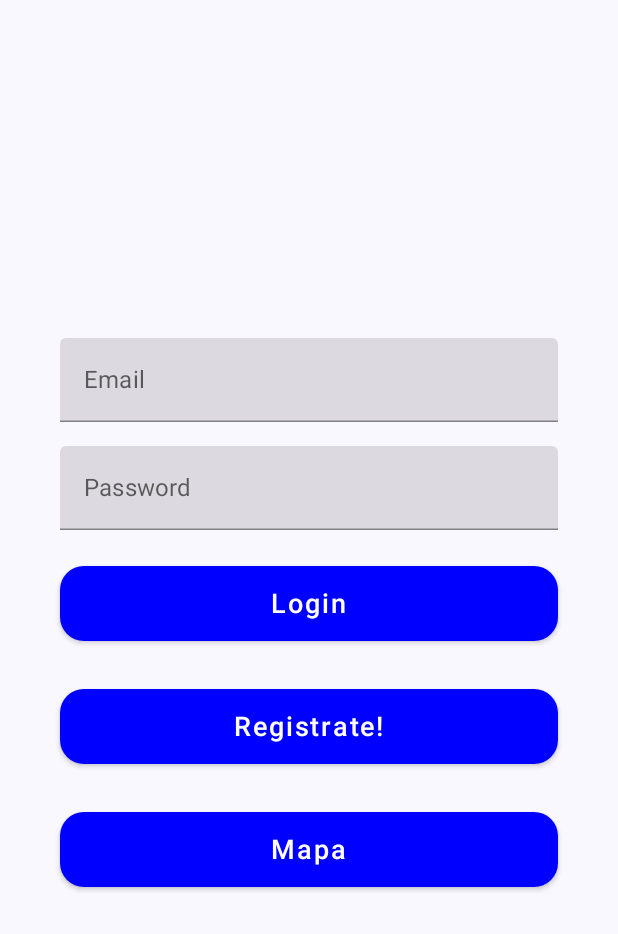
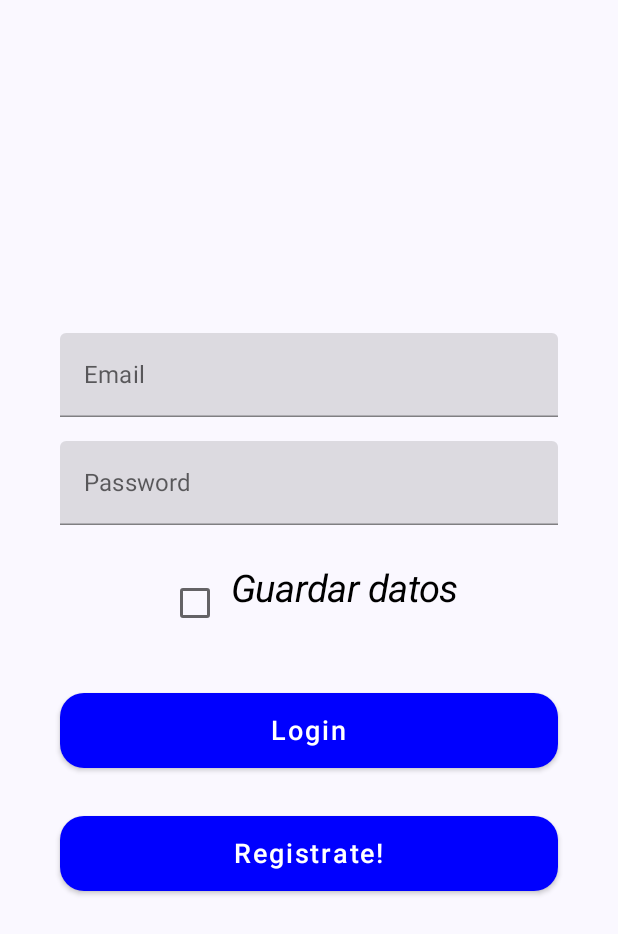
Before and after one commit to marcSantolayaSanchez/MapApp, an Android app built with Jetpack Compose: the screen it shows after launch (MainActivity), after a tap on "Login", on a phone screen of 412 x 824 dp. Shown: the top 934 px of the screen. Run offline under Robolectric (Android 15) with nearby library versions, the phone set to English and light mode, and no system bars; our stand-ins replace Firebase (no records; nobody signed in at launch, a user with empty details on screens opened directly), livedata-compose.

Commit message:
HOAL QUR TAK

```diff
--- a/app/src/main/java/Model/UserPrefs.kt
+++ b/app/src/main/java/Model/UserPrefs.kt
@@ -3,6 +3,7 @@ package Model
 import android.content.Context
 import androidx.datastore.core.DataStore
 import androidx.datastore.preferences.core.Preferences
+import androidx.datastore.preferences.core.edit
 import androidx.datastore.preferences.core.stringPreferencesKey
 import androidx.datastore.preferences.preferencesDataStore
 import kotlinx.coroutines.flow.Flow
@@ -13,6 +14,7 @@ class UserPrefs(private val context : Context) {
         private val Context.dataStore: DataStore<Preferences> by preferencesDataStore(name = "user_prefs")
         val STORE_USERNAME = stringPreferencesKey("store_username")
         val STORE_USERPASS = stringPreferencesKey("store_userpass")
+        val STORE_ENTRA = stringPreferencesKey("false")
     }
 
 
@@ -21,7 +23,16 @@ class UserPrefs(private val context : Context) {
         listOf(
             prefs[STORE_USERNAME] ?: "",
             prefs[STORE_USERPASS] ?: "",
+            prefs[STORE_ENTRA] ?: "",
         )
+    }
 
+    suspend fun saveUserData(username : String, userpass: String, entra : String){
+        context.dataStore.edit {prefs ->
+            prefs[STORE_USERNAME] = username
+            prefs[STORE_USERPASS] = userpass
+            prefs[STORE_ENTRA] = entra
+
+        }
     }
 }
--- a/app/src/main/java/com/example/mapsapp/View/LoginScreen.kt
+++ b/app/src/main/java/com/example/mapsapp/View/LoginScreen.kt
@@ -1,8 +1,10 @@
 package com.example.mapsapp.View
 
 import Model.UserPrefs
+import android.annotation.SuppressLint
 import androidx.compose.foundation.layout.Arrangement
 import androidx.compose.foundation.layout.Column
+import androidx.compose.foundation.layout.Row
 import androidx.compose.foundation.layout.fillMaxSize
 import androidx.compose.foundation.layout.fillMaxWidth
 import androidx.compose.foundation.layout.height
@@ -10,6 +12,7 @@ import androidx.compose.foundation.layout.padding
 import androidx.compose.foundation.shape.RoundedCornerShape
 import androidx.compose.material.Button
 import androidx.compose.material.ButtonDefaults
+import androidx.compose.material.Checkbox
 import androidx.compose.material.Text
 import androidx.compose.material.TextField
 import androidx.compose.runtime.Composable
@@ -23,29 +26,41 @@ import androidx.compose.ui.Alignment
 import androidx.compose.ui.Modifier
 import androidx.compose.ui.graphics.Color
 import androidx.compose.ui.platform.LocalContext
+import androidx.compose.ui.text.TextStyle
+import androidx.compose.ui.text.font.FontStyle
 import androidx.compose.ui.text.input.PasswordVisualTransformation
 import androidx.compose.ui.unit.dp
 import androidx.compose.ui.unit.sp
 import androidx.navigation.NavController
 import com.example.mapsapp.Navigation.Routes
 import com.example.mapsapp.viewModel.MapAppViewModel
+import kotlinx.coroutines.CoroutineScope
+import kotlinx.coroutines.Dispatchers
+import kotlinx.coroutines.launch
 
+@SuppressLint("CoroutineCreationDuringComposition")
 @Composable
 fun LoginScreen(navController: NavController, myViewModel: MapAppViewModel) {
     var email by rememberSaveable { mutableStateOf("") }
     var password by rememberSaveable { mutableStateOf("") }
     val chequearLogin by myViewModel.goToNext.observeAsState(false)
+    var isPressed by rememberSaveable{ mutableStateOf(false)}
     if (chequearLogin){
         navController.navigate(Routes.MapScreen.route)
     }
     val context = LocalContext.current
     val userPrefs = UserPrefs(context)
     val storedUserData = userPrefs.getUserData.collectAsState(initial = emptyList())
+     if (storedUserData.value.isNotEmpty() && storedUserData.value[0] != ""
+        && storedUserData.value[1] != "" && storedUserData.value[2] != ""){
+        email = storedUserData.value[0]
+        password = storedUserData.value[1]
+        if (storedUserData.value[2] == "true"){
+            myViewModel.login(storedUserData.value[0], storedUserData.value[1])
+        }
 
-    // if (storedUserData.value.isNotEmpty() && storedUserData.value[0] != ""
-       // && storedUserData.value[1] != ""){
-        //myViewModel.
-    //}
+    }
+
 
     Column(
         modifier = Modifier
@@ -72,10 +87,23 @@ fun LoginScreen(navController: NavController, myViewModel: MapAppViewModel) {
                 .fillMaxWidth()
                 .padding(vertical = 8.dp)
         )
+        Row (modifier = Modifier .padding(20.dp), horizontalArrangement = Arrangement.SpaceBetween){
+            Checkbox(checked = isPressed , onCheckedChange = {isPressed = it})
+            Text(text = "Guardar datos", style = TextStyle(fontSize = 25.sp, fontStyle = FontStyle.Italic))
+        }
+
 
         Button(
             onClick = {
                 myViewModel.login(email,password)
+                if (isPressed){
+                    CoroutineScope(Dispatchers.IO).launch{
+                        userPrefs.saveUserData(email,password, "true")
+                    }
+                } else{
+                    CoroutineScope(Dispatchers.IO).launch{
+                        userPrefs.saveUserData("","", "false")
+                }}
 
             },
             modifier = Modifier
@@ -101,19 +129,5 @@ fun LoginScreen(navController: NavController, myViewModel: MapAppViewModel) {
         ) {
             Text(text = "Registrate!", fontSize = 18.sp)
         }
-
-        Button(
-            onClick = {
-                navController.navigate(Routes.MapScreen.route)
-            },
-            modifier = Modifier
-                .fillMaxWidth()
-                .padding(vertical = 16.dp)
-                .height(50.dp),
-            colors = ButtonDefaults.buttonColors(backgroundColor = Color.Blue, contentColor = Color.White),
-            shape = RoundedCornerShape(16.dp)
-        ) {
-            Text(text = "Mapa", fontSize = 18.sp)
-        }
     }
 }
--- a/app/src/main/java/com/example/mapsapp/View/ScaffoldScreen.kt
+++ b/app/src/main/java/com/example/mapsapp/View/ScaffoldScreen.kt
@@ -1,5 +1,6 @@
 package com.example.mapsapp.View
 
+import Model.UserPrefs
 import android.Manifest
 import android.annotation.SuppressLint
 import android.app.Activity
@@ -11,14 +12,18 @@ import android.util.Log
 import androidx.activity.compose.rememberLauncherForActivityResult
 import androidx.activity.result.contract.ActivityResultContracts
 import androidx.compose.foundation.Image
+import androidx.compose.foundation.clickable
 import androidx.compose.foundation.layout.Arrangement
 import androidx.compose.foundation.layout.Box
 import androidx.compose.foundation.layout.Column
 import androidx.compose.foundation.layout.Row
+import androidx.compose.foundation.layout.Spacer
 import androidx.compose.foundation.layout.fillMaxHeight
 import androidx.compose.foundation.layout.fillMaxSize
 import androidx.compose.foundation.layout.fillMaxWidth
+import androidx.compose.foundation.layout.height
 import androidx.compose.foundation.layout.padding
+import androidx.compose.foundation.layout.size
 import androidx.compose.foundation.shape.RoundedCornerShape
 import androidx.compose.material.Button
 import androidx.compose.material.ExperimentalMaterialApi
@@ -26,6 +31,8 @@ import androidx.compose.material.OutlinedTextField
 import androidx.compose.material.icons.Icons
 import androidx.compose.material.icons.filled.Close
 import androidx.compose.material.icons.filled.Menu
+import androidx.compose.material.icons.materialIcon
+import androidx.compose.material.icons.rounded.BackHand
 import androidx.compose.material3.rememberModalBottomSheetState
 import androidx.compose.material3.DrawerState
 import androidx.compose.material3.DrawerValue
@@ -43,6 +50,7 @@ import androidx.compose.material3.TopAppBar
 import androidx.compose.material3.rememberDrawerState
 import androidx.compose.runtime.Composable
 import androidx.compose.runtime.LaunchedEffect
+import androidx.compose.runtime.collectAsState
 import androidx.compose.runtime.getValue
 import androidx.compose.runtime.livedata.observeAsState
 import androidx.compose.runtime.mutableStateOf
@@ -56,8 +64,11 @@ import androidx.compose.ui.draw.alpha
 import androidx.compose.ui.graphics.Color
 import androidx.compose.ui.graphics.asImageBitmap
 import androidx.compose.ui.platform.LocalContext
+import androidx.compose.ui.text.TextStyle
+import androidx.compose.ui.text.font.FontStyle
 import androidx.compose.ui.text.font.FontWeight
 import androidx.compose.ui.unit.dp
+import androidx.compose.ui.unit.sp
 import androidx.core.app.ActivityCompat.shouldShowRequestPermissionRationale
 import androidx.navigation.NavHostController
 import androidx.navigation.compose.NavHost
@@ -81,6 +92,8 @@ import com.google.maps.android.compose.Marker
 import com.google.maps.android.compose.MarkerState
 import com.google.maps.android.compose.rememberCameraPositionState
 import com.google.maps.android.compose.rememberMarkerState
+import kotlinx.coroutines.CoroutineScope
+import kotlinx.coroutines.Dispatchers
 import kotlinx.coroutines.launch
 
 
@@ -94,6 +107,9 @@ fun MyDrawer(myViewModel: MapAppViewModel) {
     val navigationController = rememberNavController()
     val scope = rememberCoroutineScope()
     val state: DrawerState = rememberDrawerState(initialValue = DrawerValue.Closed)
+    val context = LocalContext.current
+    val userPrefs = UserPrefs(context)
+    val storedUserData = userPrefs.getUserData.collectAsState(initial = emptyList())
     ModalNavigationDrawer(drawerState = state, gesturesEnabled = false, drawerContent = {
         ModalDrawerSheet {
             Row() {
@@ -109,6 +125,26 @@ fun MyDrawer(myViewModel: MapAppViewModel) {
                         state.close()
                     }
                 })
+            Spacer(modifier = Modifier.weight(1F))
+            Row(
+                modifier = Modifier.padding(20.dp),
+                horizontalArrangement = Arrangement.SpaceBetween
+            ) {
+                Text(text = "Log Out", modifier = Modifier
+                    .clickable {
+                        myViewModel.logout();
+                        CoroutineScope(Dispatchers.IO).launch {
+                            userPrefs.saveUserData(
+                                storedUserData.value[0],
+                                storedUserData.value[1],
+                                "false"
+                            )
+                        };navigationController.navigate(Routes.LoginScreen.route)
+                    }, style = TextStyle(fontSize = 25.sp, fontStyle = FontStyle.Italic))
+                Icon(imageVector = Icons.Rounded.BackHand, contentDescription = "Icono")
+            }
+
+
         }
     }) {
         miScaffold(myViewModel, state, navController = navigationController)
--- a/app/src/main/java/com/example/mapsapp/viewModel/MapAppViewModel.kt
+++ b/app/src/main/java/com/example/mapsapp/viewModel/MapAppViewModel.kt
@@ -1,6 +1,7 @@
 package com.example.mapsapp.viewModel
 
 import Model.Repository
+import Model.UserPrefs
 import android.graphics.Bitmap
 import android.net.Uri
 import android.util.Log
@@ -100,6 +101,7 @@ class MapAppViewModel : ViewModel() {
 
     fun logout() {
         auth.signOut()
+        _goToNext.value = false
     }
 
 
```
